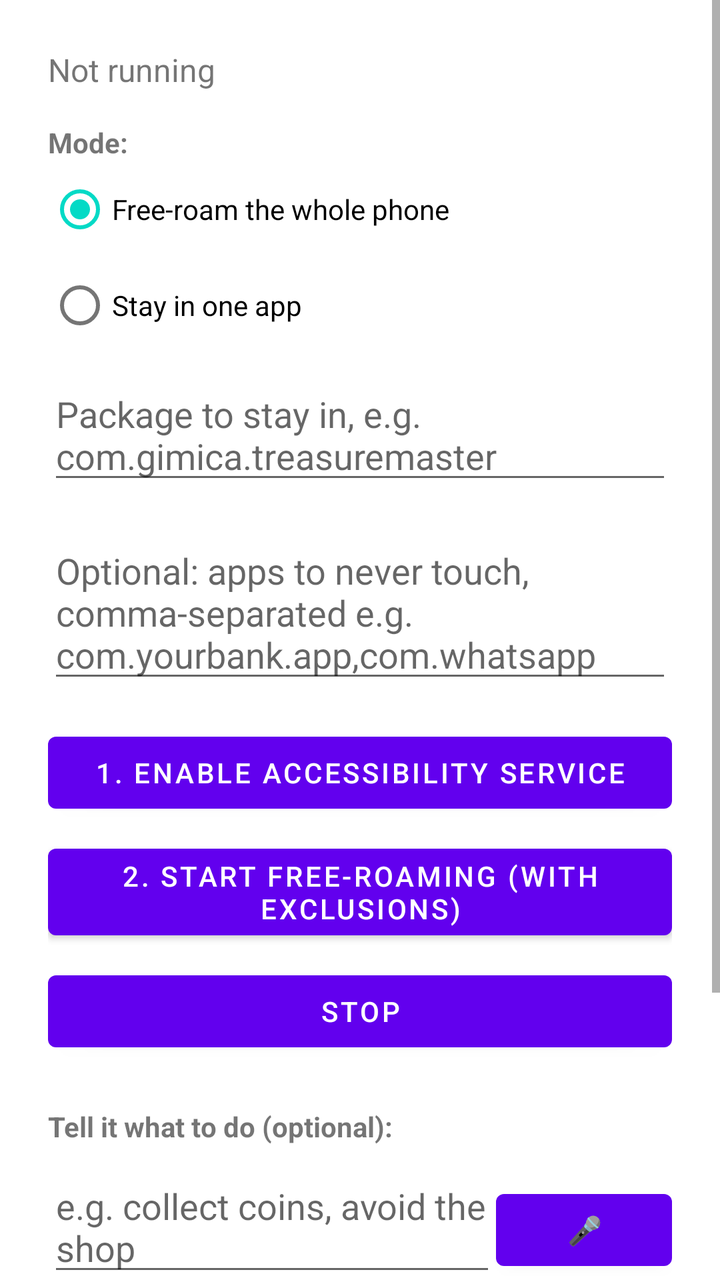
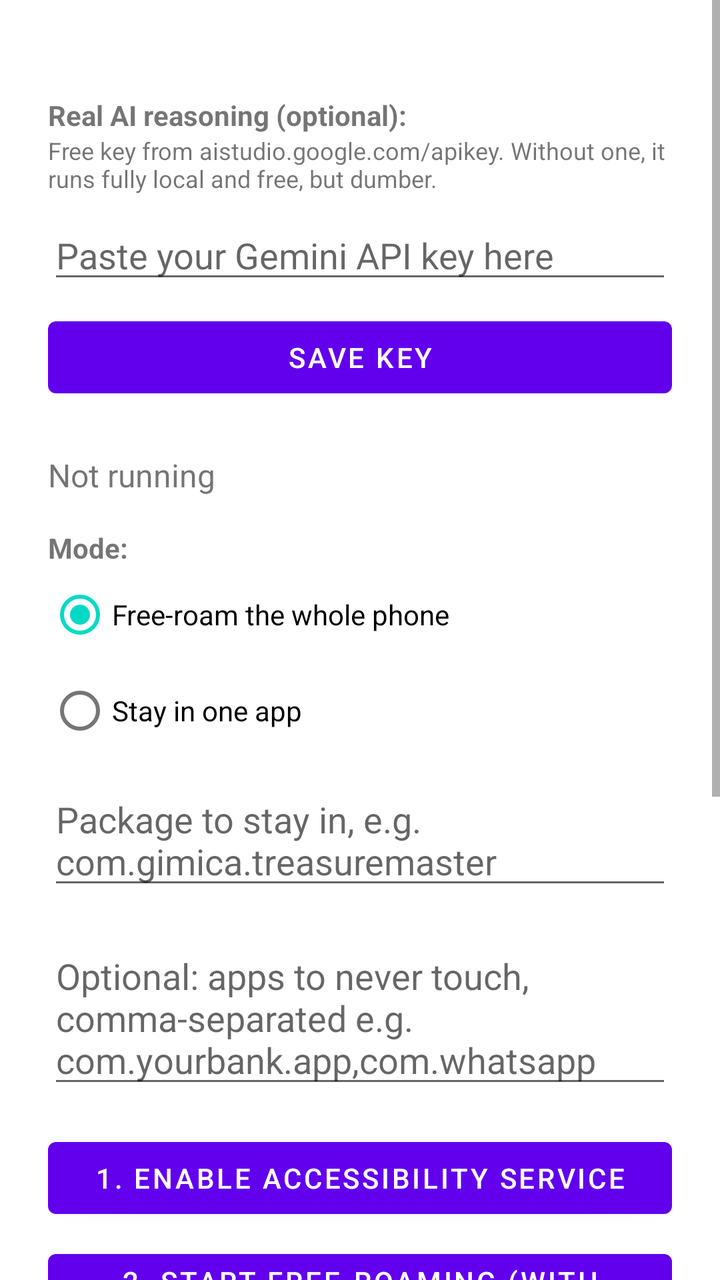

Two renders of the same Android screen: before a commit and after it. Below are the layout's source before the change and the commit's diff.
<!-- AndroidManifest.xml: application theme Theme.GameAgent -->
<!-- res/layout/activity_main.xml -->
<?xml version="1.0" encoding="utf-8"?>
<ScrollView xmlns:android="http://schemas.android.com/apk/res/android"
    android:layout_width="match_parent"
    android:layout_height="match_parent">

<LinearLayout
    android:layout_width="match_parent"
    android:layout_height="wrap_content"
    android:orientation="vertical"
    android:padding="24dp">

    <TextView
        android:id="@+id/statusText"
        android:layout_width="match_parent"
        android:layout_height="wrap_content"
        android:textSize="16sp"
        android:text="Not running" />

    <TextView
        android:layout_width="match_parent"
        android:layout_height="wrap_content"
        android:layout_marginTop="16dp"
        android:text="Mode:"
        android:textStyle="bold" />

    <RadioGroup
        android:id="@+id/modeGroup"
        android:layout_width="match_parent"
        android:layout_height="wrap_content"
        android:orientation="vertical">

        <RadioButton
            android:id="@+id/freeRoamRadio"
            android:layout_width="match_parent"
            android:layout_height="wrap_content"
            android:text="Free-roam the whole phone"
            android:checked="true" />

        <RadioButton
            android:id="@+id/stayInAppRadio"
            android:layout_width="match_parent"
            android:layout_height="wrap_content"
            android:text="Stay in one app" />
    </RadioGroup>

    <EditText
        android:id="@+id/focusPackageInput"
        android:layout_width="match_parent"
        android:layout_height="wrap_content"
        android:layout_marginTop="8dp"
        android:hint="Package to stay in, e.g. com.gimica.treasuremaster" />

    <EditText
        android:id="@+id/packageInput"
        android:layout_width="match_parent"
        android:layout_height="wrap_content"
        android:layout_marginTop="16dp"
        android:hint="Optional: apps to never touch, comma-separated e.g. com.yourbank.app,com.whatsapp" />

    <Button
        android:id="@+id/enableAccessibilityButton"
        android:layout_width="match_parent"
        android:layout_height="wrap_content"
        android:layout_marginTop="16dp"
        android:text="1. Enable Accessibility Service" />

    <Button
        android:id="@+id/startButton"
        android:layout_width="match_parent"
        android:layout_height="wrap_content"
        android:layout_marginTop="8dp"
        android:text="2. Start free-roaming (with exclusions)" />

    <Button
        android:id="@+id/stopButton"
        android:layout_width="match_parent"
        android:layout_height="wrap_content"
        android:layout_marginTop="8dp"
        android:text="Stop" />

    <TextView
        android:layout_width="match_parent"
        android:layout_height="wrap_content"
        android:layout_marginTop="24dp"
        android:text="Tell it what to do (optional):"
        android:textStyle="bold" />

    <LinearLayout
        android:layout_width="match_parent"
        android:layout_height="wrap_content"
        android:orientation="horizontal"
        android:layout_marginTop="8dp">

        <EditText
            android:id="@+id/instructionInput"
            android:layout_width="0dp"
            android:layout_height="wrap_content"
            android:layout_weight="1"
            android:hint="e.g. collect coins, avoid the shop" />

        <Button
            android:id="@+id/micButton"
            android:layout_width="wrap_content"
            android:layout_height="wrap_content"
            android:text="🎤" />
    </LinearLayout>

    <Button
        android:id="@+id/sendInstructionButton"
        android:layout_width="match_parent"
        android:layout_height="wrap_content"
        android:layout_marginTop="8dp"
        android:text="Send instruction" />

    <TextView
        android:id="@+id/learnedCountText"
        android:layout_width="match_parent"
        android:layout_height="wrap_content"
        android:layout_marginTop="24dp"
        android:text="Learned screen/action pairs: 0" />

    <TextView
        android:layout_width="match_parent"
        android:layout_height="wrap_content"
        android:layout_marginTop="16dp"
        android:text="What it's thinking:"
        android:textStyle="bold" />

    <TextView
        android:id="@+id/thoughtLogText"
        android:layout_width="match_parent"
        android:layout_height="wrap_content"
        android:layout_marginTop="8dp"
        android:fontFamily="monospace"
        android:textSize="12sp"
        android:text="(nothing yet)" />

</LinearLayout>
</ScrollView>
<!-- resources referenced by this layout -->
<resources>
  <style name="Theme.GameAgent" parent="Theme.MaterialComponents.DayNight.NoActionBar" />
</resources>

<!-- the commit's change to res/layout/activity_main.xml (unified diff, before → after) -->
@@ -10,9 +10,38 @@
     android:padding="24dp">
 
     <TextView
+        android:layout_width="match_parent"
+        android:layout_height="wrap_content"
+        android:layout_marginTop="24dp"
+        android:text="Real AI reasoning (optional):"
+        android:textStyle="bold" />
+
+    <TextView
+        android:layout_width="match_parent"
+        android:layout_height="wrap_content"
+        android:text="Free key from aistudio.google.com/apikey. Without one, it runs fully local and free, but dumber."
+        android:textSize="12sp" />
+
+    <EditText
+        android:id="@+id/apiKeyInput"
+        android:layout_width="match_parent"
+        android:layout_height="wrap_content"
+        android:layout_marginTop="8dp"
+        android:hint="Paste your Gemini API key here"
+        android:inputType="textPassword" />
+
+    <Button
+        android:id="@+id/saveApiKeyButton"
+        android:layout_width="match_parent"
+        android:layout_height="wrap_content"
+        android:layout_marginTop="8dp"
+        android:text="Save key" />
+
+    <TextView
         android:id="@+id/statusText"
         android:layout_width="match_parent"
         android:layout_height="wrap_content"
+        android:layout_marginTop="24dp"
         android:textSize="16sp"
         android:text="Not running" />
 
